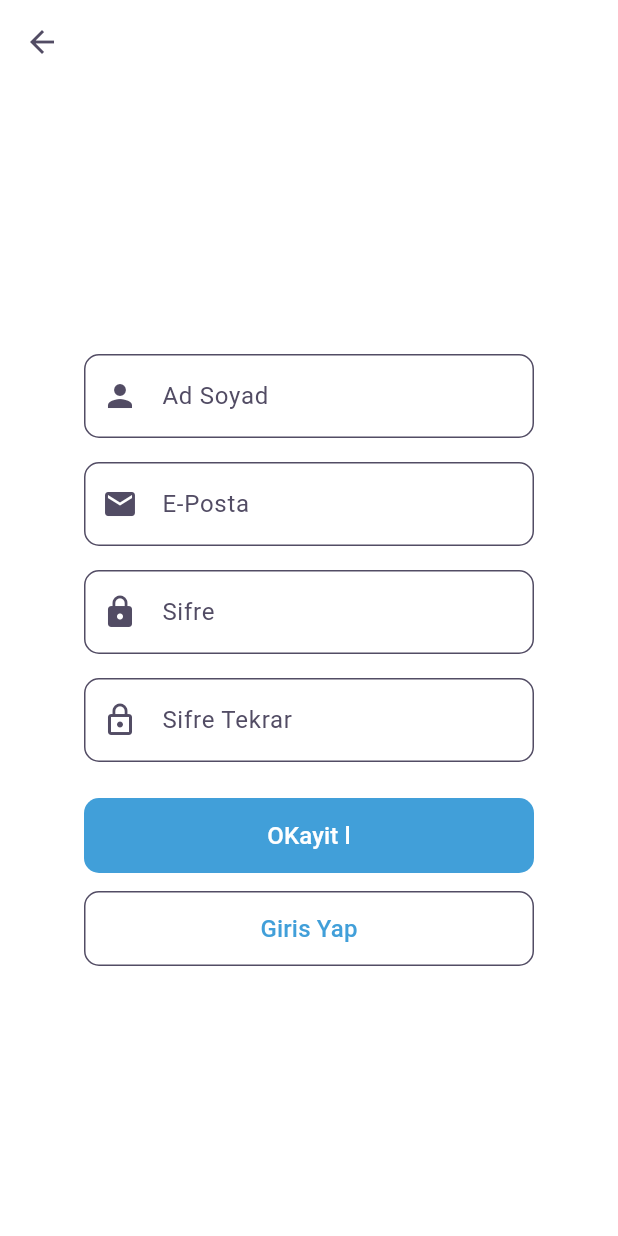
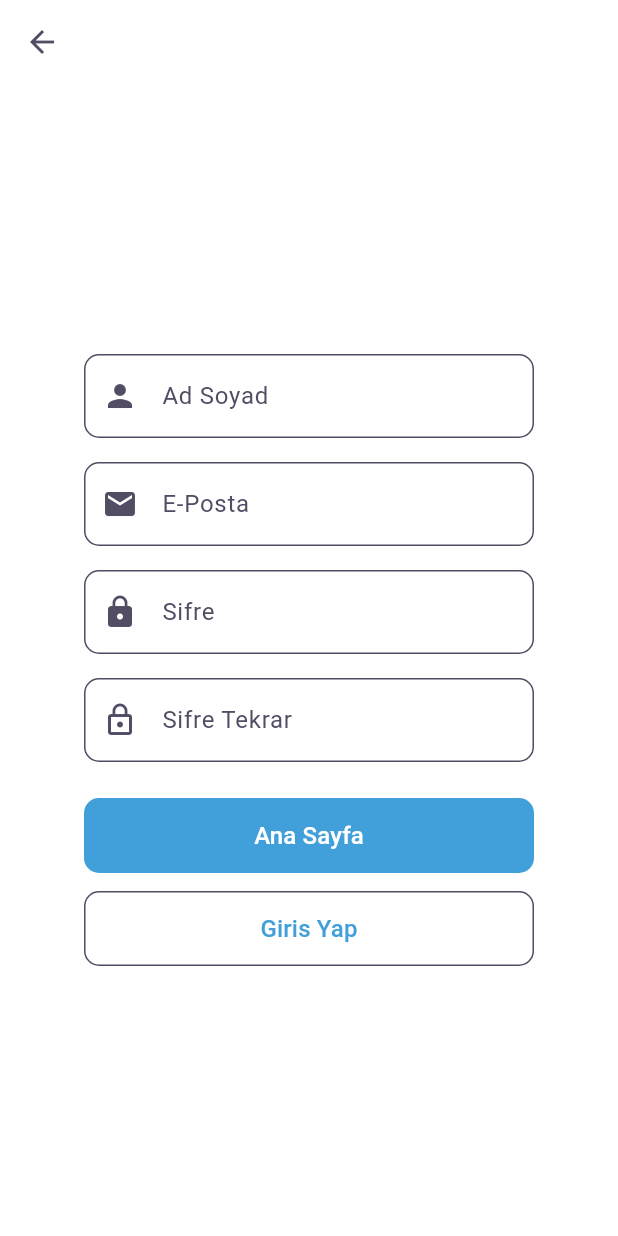
Before and after one commit to emreoyken/Q-Flutter, a Flutter app: the RegisterScreen screen opened directly, on a phone screen of 412 x 824 dp. Run offline on Flutter 3.47's test engine with Material 3 defaults, Android fonts, the phone set to English and light mode, and no system bars; our stand-ins replace go_router, google_fonts, lottie; missing offline and left inert: dotlottie_loader.

Commit message:
Sayfalar arası geçiş düzenlendi ekstra olarak ilk uygulama acıldıgında regıster sayfası eklendı

```diff
--- a/lib/core/routes.dart
+++ b/lib/core/routes.dart
@@ -1,6 +1,7 @@
 // uygulamada sayfalari ve navigasyon islemlerini burada tanimlicaz
 
 import 'package:flutter_app/screens/login_screen.dart';
+import 'package:flutter_app/screens/register_screen.dart';
 import 'package:go_router/go_router.dart';
 import '../screens/history_screen.dart';
 import '../screens/loading_screen.dart';
@@ -15,7 +16,7 @@ final router = GoRouter(
   routes: [
     GoRoute(
       path: '/register',
-      builder: (context, state) => const LoadingScreen(),
+      builder: (context, state) => const RegisterScreen(),
     ),
     GoRoute(
       path: '/home',
@@ -33,6 +34,10 @@ final router = GoRouter(
       path: '/search',
       builder: (context, state) => const SearchScreen(),
     ),
+        GoRoute(
+      path: '/loading',
+      builder: (context, state) => const LoadingScreen(),
+    ),
     GoRoute(
       path: '/history',
       builder: (context, state) => const HistoryScreen(),
--- a/lib/screens/register_screen.dart
+++ b/lib/screens/register_screen.dart
@@ -64,7 +64,7 @@ class _RegisterScreenState extends State<RegisterScreen> {
               SizedBox(height: 24),
               FilledButton(
                 onPressed: () {
-                  context.go("/register");
+                  context.go("/loading");
                 },
                 style: FilledButton.styleFrom(
                   minimumSize: Size(double.infinity, 50),
@@ -72,7 +72,7 @@ class _RegisterScreenState extends State<RegisterScreen> {
                     borderRadius: BorderRadius.circular(10),
                   ),
                 ),
-                child: const Text("OKayit l", style: TextStyle(fontSize: 16)),
+                child: const Text("Ana Sayfa", style: TextStyle(fontSize: 16)),
               ),
               SizedBox(height: 12),
               OutlinedButton(
--- a/lib/screens/voice_screen.dart
+++ b/lib/screens/voice_screen.dart
@@ -84,7 +84,7 @@ class VoiceScreen extends StatelessWidget {
                             icon: Icons.app_registration,
                             title: "Kayıt Ol",
                             color: Theme.of(context).colorScheme.primary,
-                            onTap: () => context.go("/"),
+                            onTap: () => context.push("/register"),
                           ),
                           ActionCard(
                             icon: Icons.delete,
```
